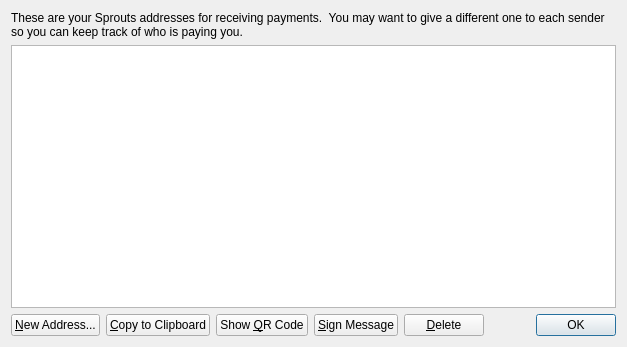
skourdes/SproutsClassic, file src/qt/forms/addressbookpage.ui: the form before one commit.
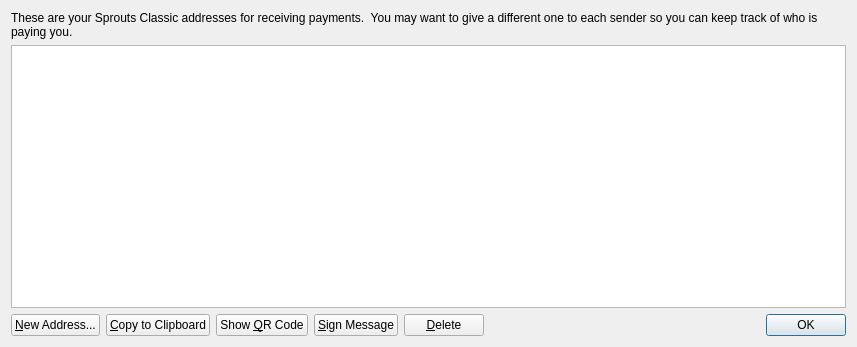
The form after the commit. Icons and pictures are not drawn.

Patch:
```diff
--- a/src/qt/forms/addressbookpage.ui
+++ b/src/qt/forms/addressbookpage.ui
@@ -6,7 +6,7 @@
    <rect>
     <x>0</x>
     <y>0</y>
-    <width>627</width>
+    <width>857</width>
     <height>347</height>
    </rect>
   </property>
@@ -17,7 +17,7 @@
    <item>
     <widget class="QLabel" name="labelExplanation">
      <property name="text">
-      <string>These are your Sprouts addresses for receiving payments.  You may want to give a different one to each sender so you can keep track of who is paying you.</string>
+      <string>These are your Sprouts Classic addresses for receiving payments.  You may want to give a different one to each sender so you can keep track of who is paying you.</string>
      </property>
      <property name="textFormat">
       <enum>Qt::AutoText</enum>
```
